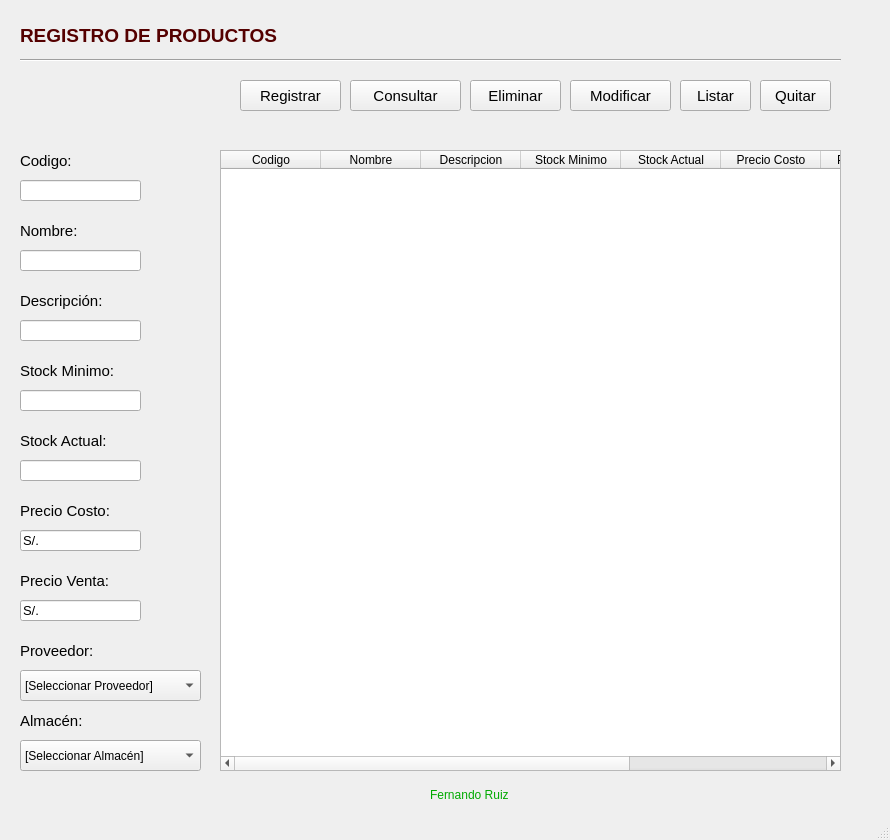
Before: the Qt Designer form UI/ventanaProductos.ui in fernandoruiz2016/python-store-management, drawn with Qt 5.
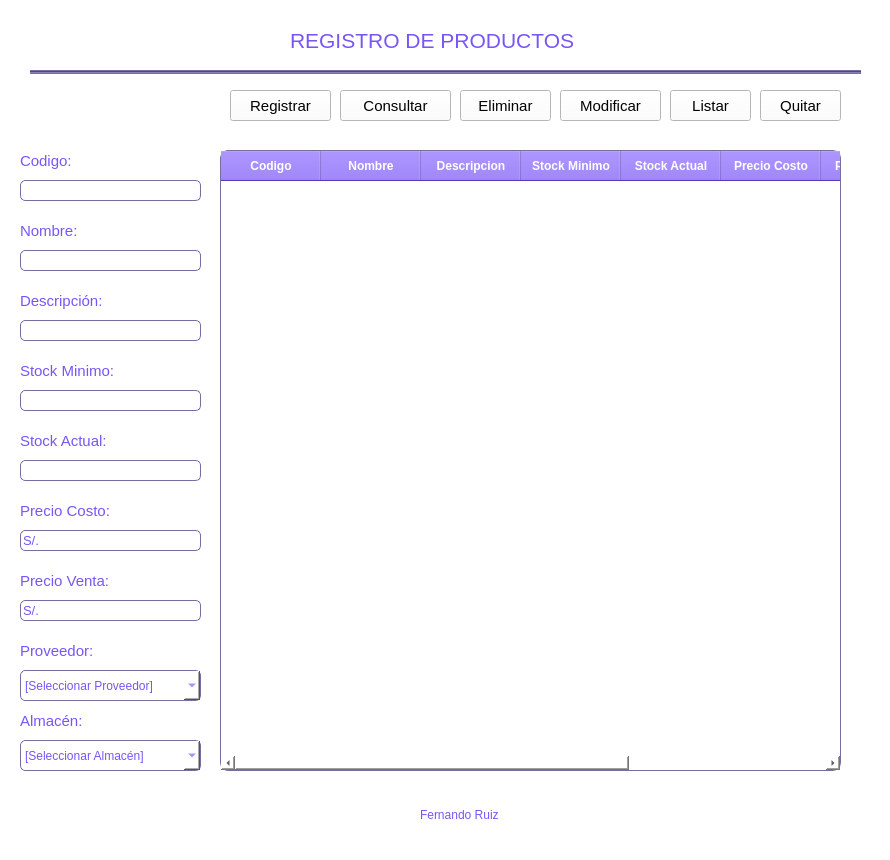
After: the same form once the commit is applied.

Diff of the .ui file:
```diff
--- a/UI/ventanaProductos.ui
+++ b/UI/ventanaProductos.ui
@@ -7,19 +7,22 @@
     <x>0</x>
     <y>0</y>
     <width>890</width>
-    <height>840</height>
+    <height>860</height>
    </rect>
   </property>
   <property name="windowTitle">
    <string>MainWindow</string>
   </property>
+  <property name="styleSheet">
+   <string notr="true">background: white;</string>
+  </property>
   <widget class="QWidget" name="centralwidget">
    <widget class="QLineEdit" name="txtCodigo">
     <property name="geometry">
      <rect>
       <x>20</x>
       <y>180</y>
-      <width>121</width>
+      <width>181</width>
       <height>21</height>
      </rect>
     </property>
@@ -28,18 +31,10 @@
       <pointsize>10</pointsize>
      </font>
     </property>
-   </widget>
-   <widget class="Line" name="line">
-    <property name="geometry">
-     <rect>
-      <x>20</x>
-      <y>50</y>
-      <width>821</width>
-      <height>20</height>
-     </rect>
-    </property>
-    <property name="orientation">
-     <enum>Qt::Horizontal</enum>
+    <property name="styleSheet">
+     <string notr="true">color: #7855F6;
+border: 1px solid #786DA0;
+border-radius: 5px</string>
     </property>
    </widget>
    <widget class="QLabel" name="label_2">
@@ -56,6 +51,10 @@
       <pointsize>11</pointsize>
      </font>
     </property>
+    <property name="styleSheet">
+     <string notr="true">color: #7855F6;
+font: inter</string>
+    </property>
     <property name="text">
      <string>Codigo:</string>
     </property>
@@ -74,6 +73,10 @@
       <pointsize>11</pointsize>
      </font>
     </property>
+    <property name="styleSheet">
+     <string notr="true">color: #7855F6;
+font: inter</string>
+    </property>
     <property name="text">
      <string>Nombre:</string>
     </property>
@@ -83,7 +86,7 @@
      <rect>
       <x>20</x>
       <y>250</y>
-      <width>121</width>
+      <width>181</width>
       <height>21</height>
      </rect>
     </property>
@@ -92,6 +95,11 @@
       <pointsize>10</pointsize>
      </font>
     </property>
+    <property name="styleSheet">
+     <string notr="true">color: #7855F6;
+border: 1px solid #786DA0;
+border-radius: 5px</string>
+    </property>
    </widget>
    <widget class="QLabel" name="label_7">
     <property name="geometry">
@@ -107,6 +115,10 @@
       <pointsize>11</pointsize>
      </font>
     </property>
+    <property name="styleSheet">
+     <string notr="true">color: #7855F6;
+font: inter</string>
+    </property>
     <property name="text">
      <string>Descripción:</string>
     </property>
@@ -116,17 +128,22 @@
      <rect>
       <x>20</x>
       <y>320</y>
-      <width>121</width>
+      <width>181</width>
       <height>21</height>
      </rect>
     </property>
+    <property name="styleSheet">
+     <string notr="true">color: #7855F6;
+border: 1px solid #786DA0;
+border-radius: 5px</string>
+    </property>
    </widget>
    <widget class="QLineEdit" name="txtStockMinimo">
     <property name="geometry">
      <rect>
       <x>20</x>
       <y>390</y>
-      <width>121</width>
+      <width>181</width>
       <height>21</height>
      </rect>
     </property>
@@ -135,6 +152,11 @@
       <pointsize>10</pointsize>
      </font>
     </property>
+    <property name="styleSheet">
+     <string notr="true">color: #7855F6;
+border: 1px solid #786DA0;
+border-radius: 5px</string>
+    </property>
    </widget>
    <widget class="QLabel" name="label_8">
     <property name="geometry">
@@ -150,6 +172,10 @@
       <pointsize>11</pointsize>
      </font>
     </property>
+    <property name="styleSheet">
+     <string notr="true">color: #7855F6;
+font: inter</string>
+    </property>
     <property name="text">
      <string>Stock Minimo:</string>
     </property>
@@ -159,7 +185,7 @@
      <rect>
       <x>20</x>
       <y>460</y>
-      <width>121</width>
+      <width>181</width>
       <height>21</height>
      </rect>
     </property>
@@ -168,6 +194,11 @@
       <pointsize>10</pointsize>
      </font>
     </property>
+    <property name="styleSheet">
+     <string notr="true">color: #7855F6;
+border: 1px solid #786DA0;
+border-radius: 5px</string>
+    </property>
     <property name="text">
      <string/>
     </property>
@@ -186,6 +217,10 @@
       <pointsize>11</pointsize>
      </font>
     </property>
+    <property name="styleSheet">
+     <string notr="true">color: #7855F6;
+font: inter</string>
+    </property>
     <property name="text">
      <string>Stock Actual:</string>
     </property>
@@ -195,7 +230,7 @@
      <rect>
       <x>20</x>
       <y>530</y>
-      <width>121</width>
+      <width>181</width>
       <height>21</height>
      </rect>
     </property>
@@ -204,6 +239,11 @@
       <pointsize>10</pointsize>
      </font>
     </property>
+    <property name="styleSheet">
+     <string notr="true">color: #7855F6;
+border: 1px solid #786DA0;
+border-radius: 5px</string>
+    </property>
     <property name="text">
      <string>S/. </string>
     </property>
@@ -222,6 +262,10 @@
       <pointsize>11</pointsize>
      </font>
     </property>
+    <property name="styleSheet">
+     <string notr="true">color: #7855F6;
+font: inter</string>
+    </property>
     <property name="text">
      <string>Precio Costo:</string>
     </property>
@@ -231,7 +275,7 @@
      <rect>
       <x>20</x>
       <y>600</y>
-      <width>121</width>
+      <width>181</width>
       <height>21</height>
      </rect>
     </property>
@@ -240,6 +284,11 @@
       <pointsize>10</pointsize>
      </font>
     </property>
+    <property name="styleSheet">
+     <string notr="true">color: #7855F6;
+border: 1px solid #786DA0;
+border-radius: 5px</string>
+    </property>
     <property name="text">
      <string>S/. </string>
     </property>
@@ -258,6 +307,10 @@
       <pointsize>11</pointsize>
      </font>
     </property>
+    <property name="styleSheet">
+     <string notr="true">color: #7855F6;
+font: inter</string>
+    </property>
     <property name="text">
      <string>Precio Venta:</string>
     </property>
@@ -276,6 +329,10 @@
       <pointsize>11</pointsize>
      </font>
     </property>
+    <property name="styleSheet">
+     <string notr="true">color: #7855F6;
+font: inter</string>
+    </property>
     <property name="text">
      <string>Proveedor:</string>
     </property>
@@ -294,6 +351,11 @@
       <pointsize>9</pointsize>
      </font>
     </property>
+    <property name="styleSheet">
+     <string notr="true">color: #7855F6;
+border: 1px solid #786DA0;
+border-radius: 5px</string>
+    </property>
     <item>
      <property name="text">
       <string>[Seleccionar Proveedor]</string>
@@ -334,6 +396,10 @@
       <pointsize>11</pointsize>
      </font>
     </property>
+    <property name="styleSheet">
+     <string notr="true">color: #7855F6;
+font: inter</string>
+    </property>
     <property name="text">
      <string>Almacén:</string>
     </property>
@@ -352,6 +418,11 @@
       <pointsize>9</pointsize>
      </font>
     </property>
+    <property name="styleSheet">
+     <string notr="true">color: #7855F6;
+border: 1px solid #786DA0;
+border-radius: 5px</string>
+    </property>
     <item>
      <property name="text">
       <string>[Seleccionar Almacén]</string>
@@ -387,6 +458,32 @@
       <height>621</height>
      </rect>
     </property>
+    <property name="styleSheet">
+     <string notr="true">QTableWidget {
+    gridline-color: #e0e0e0;
+    border: 1px solid #786DA0;
+    border-radius: 8px;
+    font-size: 13px;
+    color: #7855F6;
+}
+
+QHeaderView::section {
+    background-color: #7855F6;
+    color: white;
+    padding: 6px;
+    font-weight: bold;
+}
+
+QTableWidget::item:selected {
+    background-color: #cfc6ff;
+    color: black;
+}
+
+QTableWidget::item:hover {
+    background-color: #eae6ff;
+}
+</string>
+    </property>
     <column>
      <property name="text">
       <string>Codigo</string>
@@ -436,8 +533,8 @@
    <widget class="QPushButton" name="btnRegistrar">
     <property name="geometry">
      <rect>
-      <x>240</x>
-      <y>80</y>
+      <x>230</x>
+      <y>90</y>
       <width>101</width>
       <height>31</height>
      </rect>
@@ -450,6 +547,19 @@
       <bold>false</bold>
      </font>
     </property>
+    <property name="styleSheet">
+     <string notr="true">QPushButton {
+color: #7855F6;
+border: 1px solid #786DA0;
+border-radius: 10px
+}
+
+QPushButton:hover {
+color: white;
+background: #7855F6;
+border: 1px solid white;
+};</string>
+    </property>
     <property name="text">
      <string>Registrar</string>
     </property>
@@ -457,8 +567,8 @@
    <widget class="QPushButton" name="btnConsultar">
     <property name="geometry">
      <rect>
-      <x>350</x>
-      <y>80</y>
+      <x>340</x>
+      <y>90</y>
       <width>111</width>
       <height>31</height>
      </rect>
@@ -471,6 +581,19 @@
       <bold>false</bold>
      </font>
     </property>
+    <property name="styleSheet">
+     <string notr="true">QPushButton {
+color: #7855F6;
+border: 1px solid #786DA0;
+border-radius: 10px
+}
+
+QPushButton:hover {
+color: white;
+background: #7855F6;
+border: 1px solid white;
+};</string>
+    </property>
     <property name="text">
      <string>Consultar</string>
     </property>
@@ -478,8 +601,8 @@
    <widget class="QPushButton" name="btnModificar">
     <property name="geometry">
      <rect>
-      <x>570</x>
-      <y>80</y>
+      <x>560</x>
+      <y>90</y>
       <width>101</width>
       <height>31</height>
      </rect>
@@ -492,6 +615,19 @@
       <bold>false</bold>
      </font>
     </property>
+    <property name="styleSheet">
+     <string notr="true">QPushButton {
+color: #7855F6;
+border: 1px solid #786DA0;
+border-radius: 10px
+}
+
+QPushButton:hover {
+color: white;
+background: #7855F6;
+border: 1px solid white;
+};</string>
+    </property>
     <property name="text">
      <string>Modificar</string>
     </property>
@@ -499,8 +635,8 @@
    <widget class="QPushButton" name="btnEliminar">
     <property name="geometry">
      <rect>
-      <x>470</x>
-      <y>80</y>
+      <x>460</x>
+      <y>90</y>
       <width>91</width>
       <height>31</height>
      </rect>
@@ -513,6 +649,19 @@
       <bold>false</bold>
      </font>
     </property>
+    <property name="styleSheet">
+     <string notr="true">QPushButton {
+color: #7855F6;
+border: 1px solid #786DA0;
+border-radius: 10px
+}
+
+QPushButton:hover {
+color: white;
+background: #7855F6;
+border: 1px solid white;
+};</string>
+    </property>
     <property name="text">
      <string>Eliminar</string>
     </property>
@@ -521,8 +670,8 @@
     <property name="geometry">
      <rect>
       <x>760</x>
-      <y>80</y>
-      <width>71</width>
+      <y>90</y>
+      <width>81</width>
       <height>31</height>
      </rect>
     </property>
@@ -534,6 +683,19 @@
       <bold>false</bold>
      </font>
     </property>
+    <property name="styleSheet">
+     <string notr="true">QPushButton {
+color: #7855F6;
+border: 1px solid #786DA0;
+border-radius: 10px
+}
+
+QPushButton:hover {
+color: white;
+background: #7855F6;
+border: 1px solid white;
+};</string>
+    </property>
     <property name="text">
      <string>Quitar</string>
     </property>
@@ -541,9 +703,9 @@
    <widget class="QPushButton" name="btnListar">
     <property name="geometry">
      <rect>
-      <x>680</x>
-      <y>80</y>
-      <width>71</width>
+      <x>670</x>
+      <y>90</y>
+      <width>81</width>
       <height>31</height>
      </rect>
     </property>
@@ -555,49 +717,83 @@
       <bold>false</bold>
      </font>
     </property>
+    <property name="styleSheet">
+     <string notr="true">QPushButton {
+color: #7855F6;
+border: 1px solid #786DA0;
+border-radius: 10px
+}
+
+QPushButton:hover {
+color: white;
+background: #7855F6;
+border: 1px solid white;
+};</string>
+    </property>
     <property name="text">
      <string>Listar</string>
     </property>
    </widget>
-   <widget class="QLabel" name="label_4">
+   <widget class="QLabel" name="label">
     <property name="geometry">
      <rect>
-      <x>20</x>
-      <y>25</y>
-      <width>361</width>
+      <x>290</x>
+      <y>30</y>
+      <width>331</width>
       <height>21</height>
      </rect>
     </property>
     <property name="font">
      <font>
-      <family>Arial</family>
-      <pointsize>14</pointsize>
-      <weight>75</weight>
-      <bold>true</bold>
+      <pointsize>16</pointsize>
+      <weight>50</weight>
+      <italic>false</italic>
+      <bold>false</bold>
      </font>
     </property>
     <property name="styleSheet">
-     <string notr="true">color: rgb(85, 0, 0);</string>
+     <string notr="true">color: #7855F6;
+font: tahoma;
+font-style: bold;
+font-size: 16pt;</string>
     </property>
     <property name="text">
      <string>REGISTRO DE PRODUCTOS</string>
     </property>
    </widget>
-   <widget class="QLabel" name="label_5">
+   <widget class="Line" name="line_2">
     <property name="geometry">
      <rect>
-      <x>430</x>
-      <y>780</y>
-      <width>101</width>
+      <x>30</x>
+      <y>70</y>
+      <width>831</width>
+      <height>4</height>
+     </rect>
+    </property>
+    <property name="styleSheet">
+     <string notr="true">background-color: #786DA0;
+min-height: 2px;
+max-height: 2px;</string>
+    </property>
+    <property name="orientation">
+     <enum>Qt::Horizontal</enum>
+    </property>
+   </widget>
+   <widget class="QLabel" name="label_4">
+    <property name="geometry">
+     <rect>
+      <x>420</x>
+      <y>800</y>
+      <width>91</width>
       <height>31</height>
      </rect>
     </property>
     <property name="styleSheet">
-     <string notr="true">color: green;
+     <string notr="true">color: #7855F6;
 </string>
     </property>
     <property name="text">
-     <string>&lt;html&gt;&lt;head/&gt;&lt;body&gt;&lt;p&gt;&lt;span style=&quot; color:#00aa00;&quot;&gt;Fernando Ruiz&lt;/span&gt;&lt;/p&gt;&lt;/body&gt;&lt;/html&gt;</string>
+     <string>&lt;html&gt;&lt;head/&gt;&lt;body&gt;&lt;p&gt;&lt;span&gt;Fernando Ruiz&lt;/span&gt;&lt;/p&gt;&lt;/body&gt;&lt;/html&gt;</string>
     </property>
    </widget>
   </widget>
```
